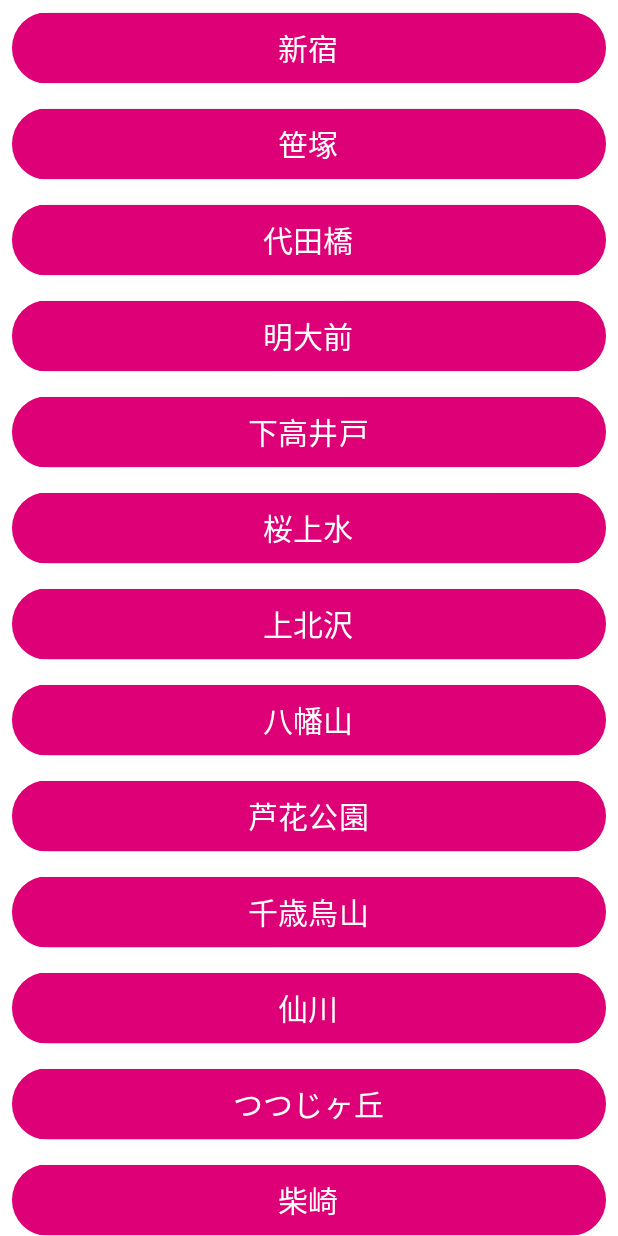
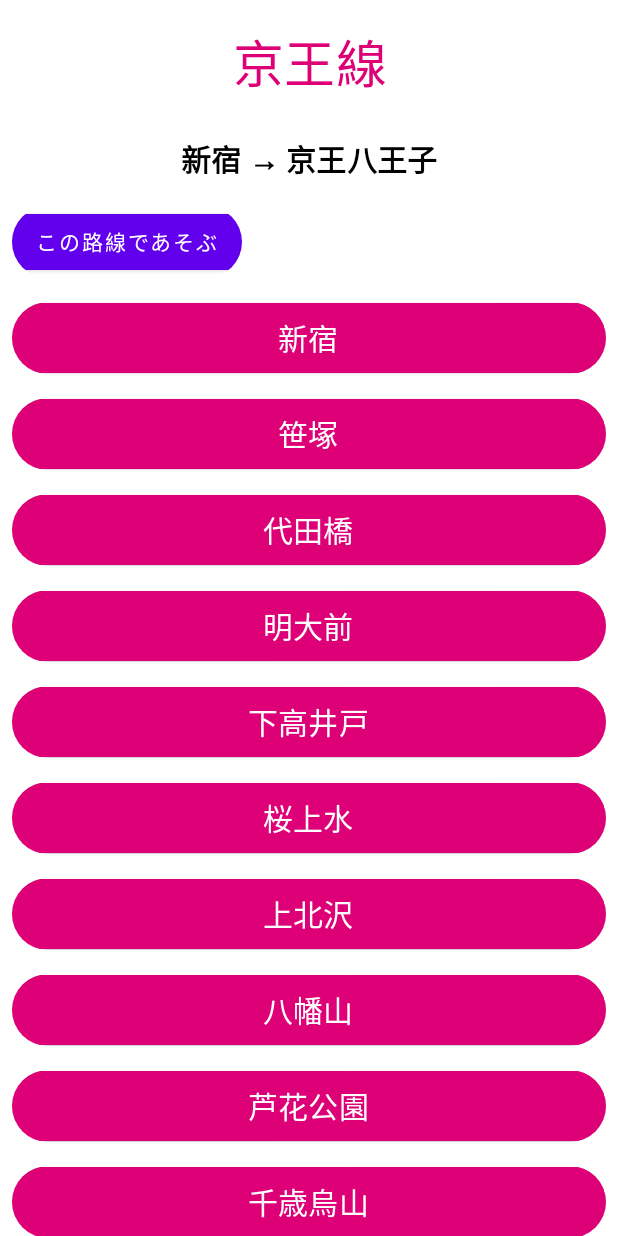
Before and after one commit to Prgckwb/StationQuiz, an Android app built with Jetpack Compose: the DisplayDictionaryScreen screen opened through its navigation route, after a tap on "京王線", on a phone screen of 412 x 824 dp. Run offline under Robolectric (Android 15) with nearby library versions, the phone set to English and light mode, and no system bars.

Commit message:
add: 路線検索

```diff
--- a/app/src/main/java/com/prgckwb/stationquiz/MainActivity.kt
+++ b/app/src/main/java/com/prgckwb/stationquiz/MainActivity.kt
@@ -1,14 +1,19 @@
 package com.prgckwb.stationquiz
 
 import android.os.Bundle
+import android.util.Log
 import androidx.activity.ComponentActivity
 import androidx.activity.compose.setContent
+import androidx.compose.animation.ExperimentalAnimationApi
 import androidx.compose.runtime.Composable
+import androidx.compose.ui.ExperimentalComposeUiApi
 import androidx.navigation.NavType
 import androidx.navigation.compose.NavHost
 import androidx.navigation.compose.composable
 import androidx.navigation.compose.rememberNavController
 import androidx.navigation.navArgument
+import com.prgckwb.stationquiz.game.GameModel
+import com.prgckwb.stationquiz.game.GameModel.Companion.findLine
 import com.prgckwb.stationquiz.screen.DisplayDictionaryScreen
 import com.prgckwb.stationquiz.screen.DisplaySelectGameScreen
 import com.prgckwb.stationquiz.screen.DisplayStationsScreen
@@ -16,8 +21,12 @@
 import com.prgckwb.stationquiz.string.ScreenManager
 
 class MainActivity : ComponentActivity() {
+    @ExperimentalComposeUiApi
+    @ExperimentalAnimationApi
     override fun onCreate(savedInstanceState: Bundle?) {
         super.onCreate(savedInstanceState)
+        Log.d("DEBUG", "MainActivity onCreate")
+
         setContent {
             NavigateManager()
         }
@@ -25,6 +34,8 @@
 }
 
 // Navigationの情報を書いていく
+@ExperimentalComposeUiApi
+@ExperimentalAnimationApi
 @Composable
 fun NavigateManager() {
     val navController = rememberNavController()
@@ -41,5 +52,16 @@
                 it.arguments?.getString("lineName")
             )
         }
+//        路線名を指定してゲームスタート
+//        遷移の際に、{}を余分に渡すとエラーになる
+        composable(
+            "${ScreenManager.SELECT_GAME_SCREEN}/{lineName}",
+            arguments = listOf(navArgument("lineName") { type = NavType.StringType })
+        ) {
+            DisplaySelectGameScreen(
+                navController = navController,
+                GameModel(findLine(it.arguments?.getString("lineName")))
+            )
+        }
     }
 }
--- a/app/src/main/java/com/prgckwb/stationquiz/composable/GameComposable.kt
+++ b/app/src/main/java/com/prgckwb/stationquiz/composable/GameComposable.kt
@@ -1,5 +1,6 @@
 package com.prgckwb.stationquiz.composable
 
+import android.util.Log
 import androidx.compose.animation.*
 import androidx.compose.foundation.layout.Column
 import androidx.compose.foundation.layout.Row
@@ -7,11 +8,9 @@
 import androidx.compose.foundation.layout.padding
 import androidx.compose.foundation.shape.CircleShape
 import androidx.compose.material.Button
-import androidx.compose.material.ButtonDefaults
 import androidx.compose.material.MaterialTheme
 import androidx.compose.material.Text
 import androidx.compose.runtime.Composable
-import androidx.compose.ui.Alignment
 import androidx.compose.ui.Modifier
 import androidx.compose.ui.draw.clip
 import androidx.compose.ui.graphics.Color
@@ -22,6 +21,7 @@
 import androidx.navigation.NavController
 import androidx.navigation.compose.rememberNavController
 import com.prgckwb.stationquiz.game.GameModel
+import com.prgckwb.stationquiz.game.Line
 import com.prgckwb.stationquiz.screen.DisplaySelectGameScreen
 import com.prgckwb.stationquiz.string.ScreenManager
 
@@ -69,19 +69,19 @@
 
 //　路線名と方向（上り方面か下り方面か）を表示
 @Composable
-fun ShowLineAndDirection(gameModel: GameModel) {
+fun ShowLineAndDirection(line: Line) {
     Column {
         Text(
-            text = gameModel.line.lineName,
+            text = line.lineName,
             style = MaterialTheme.typography.h4,
-            color = gameModel.line.lineColor,
+            color = line.lineColor,
             modifier = Modifier
                 .fillMaxWidth()
                 .padding(16.dp),
             textAlign = TextAlign.Center
         )
         Text(
-            text = gameModel.line.getLineDirectText(1),
+            text = line.getLineDirectText(1),
             modifier = Modifier
                 .fillMaxWidth()
                 .padding(8.dp),
@@ -121,15 +121,9 @@
 fun NavigationButton(
     navController: NavController,
     destination: String = ScreenManager.TITLE_SCREEN,
-    text: String = "戻る",
+    text: String = "タイトルへ",
 ) {
-
-    Button(
-        onClick = { navController.navigate(destination) },
-        modifier = Modifier
-            .padding(8.dp)
-            .clip(CircleShape),
-    ) {
+    MyButton(onClick = { navController.navigate(destination) }) {
         Text(
             text = text,
             textAlign = TextAlign.Center
@@ -139,28 +133,39 @@
 
 @Composable
 fun BottomButtons(navController: NavController, gameModel: GameModel) {
+    Log.d("DEBUG", "BottomButtons 呼び出し")
     Row(
-        verticalAlignment = Alignment.CenterVertically,
         modifier = Modifier.fillMaxWidth()
     ) {
         NavigationButton(navController, ScreenManager.TITLE_SCREEN, "タイトルへ")
         NavigationButton(navController, ScreenManager.SELECT_GAME_SCREEN, text = "路線を変える")
-        NavigationButton(navController, ScreenManager.DICTIONARY_STATIONS_SCREEN+"/${gameModel.line.lineName}", text = "学習する")
+        NavigationButton(
+            navController,
+            ScreenManager.DICTIONARY_STATIONS_SCREEN + "/${gameModel.line.lineName}",
+            text = "学習する"
+        )
     }
 }
 
 @Composable
-fun BackButton(navController: NavController){
+fun BackButton(navController: NavController) {
+    MyButton(onClick = { navController.popBackStack() }) {
+        Text(
+            text = "もどる",
+            textAlign = TextAlign.Center
+        )
+    }
+}
+
+@Composable
+fun MyButton(modifier: Modifier = Modifier, onClick: () -> Unit, content: @Composable () -> Unit) {
     Button(
-        onClick = { navController.popBackStack() },
+        onClick = onClick,
         modifier = Modifier
             .padding(8.dp)
             .clip(CircleShape),
     ) {
-        Text(
-            text = "もどる",
-            textAlign = TextAlign.Center
-        )
+        content()
     }
 }
 
--- a/app/src/main/java/com/prgckwb/stationquiz/game/GameModel.kt
+++ b/app/src/main/java/com/prgckwb/stationquiz/game/GameModel.kt
@@ -1,15 +1,39 @@
 package com.prgckwb.stationquiz.game
 
+import android.util.Log
 import kotlin.math.min
 import kotlin.random.Random
 
-class GameModel {
+class GameModel(val line: Line = allLinesList.random()) {
+    init {
+        Log.d("DEBUG", "GameModel 初期化")
+    }
     var score: Int = 0
     var questionNum: Int = 1
-    val line: Line = allLinesList.random()
     val totalStationsNum = line.stations.size
     var stationIndex = Random.nextInt(totalStationsNum)
     var currentStation: Station = line.stations[stationIndex]
+
+    companion object{
+        fun findLine(lineName: String?): Line {
+            for (line in allLinesList) {
+                if (line.lineName == lineName) return line
+            }
+            return allLinesList[0]
+        }
+
+        fun findLines(lineName: String?): List<Line>{
+            val list = mutableListOf<Line>()
+            return if (lineName == null){
+                list
+            }else{
+                for( line in allLinesList){
+                    if(line.lineName.contains(lineName)) list.add(line)
+                }
+                list
+            }
+        }
+    }
 
 
     //    スコアを引数で与えた数だけ変更
@@ -17,14 +41,7 @@
         this.score += point
     }
 
-    fun findLine(lineName: String): Line{
-        repeat(allLinesList.size){ index ->
-            if(allLinesList[index].lineName == lineName){
-                return allLinesList[index]
-            }
-        }
-        return allLinesList[0]
-    }
+
 
 
     //    新しい駅をランダムで取得する
--- a/app/src/main/java/com/prgckwb/stationquiz/game/ListOfLines.kt
+++ b/app/src/main/java/com/prgckwb/stationquiz/game/ListOfLines.kt
@@ -12,6 +12,7 @@
 //
 //          )
 //  ),
+
 
 val allLinesList = listOf(
     Line(
@@ -108,7 +109,7 @@
     ),
 
     Line(
-        lineName = "JR高崎線",
+        lineName = "JR 高崎線",
         lineColor = Color(0xFFf68b1e),
         stations = listOf(
             Station("上野"),
@@ -138,6 +139,181 @@
         )
     ),
 
+        Line(
+        lineName = "JR 南武線",
+        lineColor = Color(0xFFffd600),
+        stations = listOf(
+            Station("川崎"),
+            Station("尻手"),
+            Station("矢向"),
+            Station("鹿島田"),
+            Station("平間"),
+            Station("向河原"),
+            Station("武蔵小杉"),
+            Station("武蔵中原"),
+            Station("武蔵新城"),
+            Station("武蔵溝ノ口"),
+            Station("津田山"),
+            Station("久地"),
+            Station("宿河原"),
+            Station("登戸"),
+            Station("中野島"),
+            Station("稲田堤"),
+            Station("矢野口"),
+            Station("稲城長沼"),
+            Station("南多摩"),
+            Station("府中本町"),
+            Station("分倍河原"),
+            Station("西府"),
+            Station("谷保"),
+            Station("矢川"),
+            Station("西国立"),
+            Station("立川"),
+            Station("八丁畷"),
+            Station("川崎新町"),
+            Station("小田栄"),
+            Station("浜川崎"),
+        )
+    ),
+
+    Line(
+        lineName = "JR湘南新宿ライン",
+        lineColor = Color(0xFFe21f26),
+        stations = listOf(
+            Station("大宮"),
+            Station("浦和"),
+            Station("赤羽"),
+            Station("池袋"),
+            Station("新宿"),
+            Station("渋谷"),
+            Station("恵比寿"),
+            Station("大崎"),
+            Station("西大井"),
+            Station("武蔵小杉"),
+            Station("新川崎"),
+            Station("横浜"),
+            Station("保土ケ谷"),
+            Station("東戸塚"),
+            Station("戸塚"),
+            Station("大船"),
+        )
+    ),
+
+    Line(
+        lineName = "JR 埼京線",
+        lineColor = Color(0xFF00ac9a),
+        stations = listOf(
+            Station("大崎"),
+            Station("恵比寿"),
+            Station("渋谷"),
+            Station("新宿"),
+            Station("池袋"),
+            Station("板橋"),
+            Station("十条"),
+            Station("赤羽"),
+            Station("北赤羽"),
+            Station("浮間舟渡"),
+            Station("戸田公園"),
+            Station("戸田"),
+            Station("北戸田"),
+            Station("武蔵浦和"),
+            Station("中浦和"),
+            Station("南与野"),
+            Station("与野本町"),
+            Station("北与野"),
+            Station("大宮"),
+            Station("日進"),
+            Station("指扇"),
+            Station("南古谷"),
+            Station("川越"),
+        )
+    ),
+
+    Line(
+        lineName = "JR 山手線",
+        lineColor = Color(0xFF99cc00),
+        stations = listOf(
+            Station("大崎"),
+            Station("五反田"),
+            Station("目黒"),
+            Station("恵比寿"),
+            Station("渋谷"),
+            Station("原宿"),
+            Station("代々木"),
+            Station("新宿"),
+            Station("新大久保"),
+            Station("高田馬場"),
+            Station("目白"),
+            Station("池袋"),
+            Station("大塚"),
+            Station("巣鴨"),
+            Station("駒込"),
+            Station("田端"),
+            Station("西日暮里"),
+            Station("日暮里"),
+            Station("鶯谷"),
+            Station("上野"),
+            Station("御徒町"),
+            Station("秋葉原"),
+            Station("神田"),
+            Station("東京"),
+            Station("有楽町"),
+            Station("新橋"),
+            Station("浜松町"),
+            Station("田町"),
+            Station("高輪ゲートウェイ"),
+            Station("品川"),
+        )
+    ),
+
+
+//    秩父鉄道
+        Line(
+        lineName = "秩父鉄道 秩父本線",
+        lineColor = Color.Blue,
+        stations = listOf(
+            Station("羽生"),
+            Station("西羽生"),
+            Station("新郷"),
+            Station("武州荒木"),
+            Station("東行田"),
+            Station("行田市"),
+            Station("持田"),
+            Station("ソシオ流通センター"),
+            Station("熊谷"),
+            Station("上熊谷"),
+            Station("石原"),
+            Station("ひろせ野鳥の森"),
+            Station("大麻生"),
+            Station("明戸"),
+            Station("武川"),
+            Station("永田"),
+            Station("ふかや花園"),
+            Station("小前田"),
+            Station("桜沢"),
+            Station("寄居"),
+            Station("波久礼"),
+            Station("樋口"),
+            Station("野上"),
+            Station("長瀞"),
+            Station("上長瀞"),
+            Station("親鼻"),
+            Station("皆野"),
+            Station("和銅黒谷"),
+            Station("大野原"),
+            Station("秩父"),
+            Station("御花畑"),
+            Station("影森"),
+            Station("浦山口"),
+            Station("武州中川"),
+            Station("武州日野"),
+            Station("白久"),
+            Station("三峰口"),
+        )
+    ),
+
+
+//    東京メトロ
     Line(
         lineName = "東京メトロ銀座線",
         lineColor = Color(0xFFFF9500),
@@ -521,4 +697,12 @@
             Station("光が丘"),
         )
     ),
-)
+
+//    Line(
+//        lineName = "",
+//        lineColor = Color(0xFF),
+//        stations = listOf(
+//
+//        )
+//    ),
+).sortedBy { it.lineName }
--- a/app/src/main/java/com/prgckwb/stationquiz/screen/DictionaryScreen.kt
+++ b/app/src/main/java/com/prgckwb/stationquiz/screen/DictionaryScreen.kt
@@ -1,57 +1,108 @@
 package com.prgckwb.stationquiz.screen
 
+import android.util.Log
+import androidx.compose.foundation.layout.Column
 import androidx.compose.foundation.layout.fillMaxWidth
 import androidx.compose.foundation.layout.padding
 import androidx.compose.foundation.lazy.LazyColumn
 import androidx.compose.foundation.lazy.items
 import androidx.compose.foundation.shape.CircleShape
-import androidx.compose.material.Button
-import androidx.compose.material.ButtonDefaults
-import androidx.compose.material.MaterialTheme
-import androidx.compose.material.Text
-import androidx.compose.runtime.Composable
+import androidx.compose.foundation.text.KeyboardActions
+import androidx.compose.foundation.text.KeyboardOptions
+import androidx.compose.material.*
+import androidx.compose.runtime.*
+import androidx.compose.ui.ExperimentalComposeUiApi
 import androidx.compose.ui.Modifier
 import androidx.compose.ui.draw.clip
 import androidx.compose.ui.graphics.Color
+import androidx.compose.ui.platform.LocalSoftwareKeyboardController
+import androidx.compose.ui.text.input.ImeAction
+import androidx.compose.ui.text.style.TextAlign
 import androidx.compose.ui.tooling.preview.Preview
 import androidx.compose.ui.unit.dp
 import androidx.navigation.NavController
 import androidx.navigation.compose.rememberNavController
 import com.prgckwb.stationquiz.composable.BackButton
-import com.prgckwb.stationquiz.composable.NavigationButton
+import com.prgckwb.stationquiz.composable.MyButton
+import com.prgckwb.stationquiz.composable.ShowLineAndDirection
+import com.prgckwb.stationquiz.game.GameModel.Companion.findLine
+import com.prgckwb.stationquiz.game.GameModel.Companion.findLines
 import com.prgckwb.stationquiz.game.Line
-import com.prgckwb.stationquiz.game.allLinesList
 import com.prgckwb.stationquiz.string.ScreenManager
 
+@ExperimentalComposeUiApi
 @Composable
 fun DisplayDictionaryScreen(navController: NavController) {
-    LinesList(navController)
+    Log.d("DEBUG", "DisplayDictionaryScreen 呼び出し")
+
+    var text by remember { mutableStateOf("") }
+    val keyboardController = LocalSoftwareKeyboardController.current
+
+    Column {
+        OutlinedTextField(
+            value = text,
+            onValueChange = {
+                text = it
+            },
+            label = { Text(text = "路線検索") },
+            modifier = Modifier
+                .padding(16.dp)
+                .fillMaxWidth(),
+            maxLines = 1,
+            keyboardOptions = KeyboardOptions(imeAction = ImeAction.Done),
+            keyboardActions = KeyboardActions(onDone = {keyboardController?.hide()})
+        )
+        LinesList(navController, text)
+
+    }
+
 }
 
 @Composable
 fun DisplayStationsScreen(navController: NavController, lineName: String?) {
-    val line = findLine(allLinesList, lineName)
+    Log.d("DEBUG", "DisplayStationsScreen 呼び出し")
+
+    val line = findLine(lineName)
     StationsList(line = line, navController)
 }
 
-fun findLine(linesList: List<Line>, lineName: String?): Line {
-    for (line in linesList) {
-        if (line.lineName == lineName) return line
-    }
-    return allLinesList[0]
+@Composable
+fun DictionaryTitle() {
+    Text(
+        text = "駅リスト",
+        style = MaterialTheme.typography.h2,
+        modifier = Modifier.fillMaxWidth(),
+        textAlign = TextAlign.Center
+    )
 }
 
 @Composable
-fun LinesList(navController: NavController) {
+fun SearchLine(navController: NavController) {
+
+}
+
+
+@Composable
+fun LinesList(navController: NavController, text: String?) {
+    var lineList = findLines(text)
+
     LazyColumn {
-        items(allLinesList) { line ->
+        item { DictionaryTitle() }
+
+        item {
+
+        }
+        items(lineList) { line ->
             Button(
                 onClick = { navController.navigate("${ScreenManager.DICTIONARY_STATIONS_SCREEN}/" + line.lineName) },
                 modifier = Modifier
                     .fillMaxWidth()
                     .padding(8.dp)
                     .clip(CircleShape),
-                colors = ButtonDefaults.buttonColors(backgroundColor = line.lineColor, contentColor = Color.White)
+                colors = ButtonDefaults.buttonColors(
+                    backgroundColor = line.lineColor,
+                    contentColor = Color.White
+                )
             ) {
                 Text(text = line.lineName, style = MaterialTheme.typography.h5)
             }
@@ -64,6 +115,21 @@
 @Composable
 fun StationsList(line: Line, navController: NavController) {
     LazyColumn {
+        item {
+            ShowLineAndDirection(line = line)
+        }
+
+        item {
+            MyButton(
+                onClick = {
+                    val destination = "${ScreenManager.SELECT_GAME_SCREEN}/${line.lineName}"
+                    navController.navigate(destination)
+                }
+            ) {
+                Text(text = "この路線であそぶ")
+            }
+        }
+
         items(line.stations) { station ->
             Button(
                 onClick = { /*TODO*/ },
@@ -71,7 +137,10 @@
                     .fillMaxWidth()
                     .padding(8.dp)
                     .clip(CircleShape),
-                colors = ButtonDefaults.buttonColors(backgroundColor = line.lineColor, contentColor = Color.White)
+                colors = ButtonDefaults.buttonColors(
+                    backgroundColor = line.lineColor,
+                    contentColor = Color.White
+                ),
             ) {
                 Text(text = station.name, style = MaterialTheme.typography.h6)
             }
@@ -81,9 +150,17 @@
     }
 }
 
+@ExperimentalComposeUiApi
 @Preview(showBackground = true)
 @Composable
 fun PreviewDictionary() {
     val navController = rememberNavController()
     DisplayDictionaryScreen(navController = navController)
 }
+
+@Preview(showBackground = true)
+@Composable
+fun PreviewStations() {
+    val navController = rememberNavController()
+    DisplayStationsScreen(navController = navController, lineName = "京王線")
+}
--- a/app/src/main/java/com/prgckwb/stationquiz/screen/FirstScreen.kt
+++ b/app/src/main/java/com/prgckwb/stationquiz/screen/FirstScreen.kt
@@ -1,5 +1,6 @@
 package com.prgckwb.stationquiz.screen
 
+import android.util.Log
 import androidx.compose.foundation.Image
 import androidx.compose.foundation.layout.*
 import androidx.compose.foundation.shape.CircleShape
@@ -13,7 +14,6 @@
 import androidx.compose.ui.res.painterResource
 import androidx.compose.ui.text.font.FontWeight
 import androidx.compose.ui.text.style.TextAlign
-import androidx.compose.ui.text.style.TextDecoration
 import androidx.compose.ui.tooling.preview.Preview
 import androidx.compose.ui.unit.dp
 import androidx.navigation.NavController
@@ -24,6 +24,8 @@
 // タイトル画面の組み立てコンポーザブル
 @Composable
 fun DisplayTitleScreen(navController: NavController) {
+    Log.d("DEBUG", "DisplayTitleScreen 呼び出し")
+
     var a by remember { mutableStateOf(0.1f) }
 
     Column {
--- a/app/src/main/java/com/prgckwb/stationquiz/screen/SelectGameScreen.kt
+++ b/app/src/main/java/com/prgckwb/stationquiz/screen/SelectGameScreen.kt
@@ -1,5 +1,6 @@
 package com.prgckwb.stationquiz.screen
 
+import android.util.Log
 import androidx.compose.animation.ExperimentalAnimationApi
 import androidx.compose.foundation.layout.Column
 import androidx.compose.foundation.layout.Spacer
@@ -23,8 +24,11 @@
 // 画面にSelectGameScreenを表示するコンポーザブル
 @ExperimentalAnimationApi
 @Composable
-fun DisplaySelectGameScreen(navController: NavController) {
-    val gameModel = GameModel()
+fun DisplaySelectGameScreen(
+    navController: NavController,
+    gameModel: GameModel = GameModel()
+) {
+    Log.d("DEBUG", "DisplaySelectGameScreen 呼び出し")
 
     StationQuizTheme {
         Surface(color = MaterialTheme.colors.background) {
@@ -96,7 +100,7 @@
 //       問題Noとスコアの表示
         PrintScore(score, questionNum, wasCorrect)
         Spacer(modifier = Modifier.padding(16.dp))
-        ShowLineAndDirection(gameModel = gameModel)
+        ShowLineAndDirection(line = gameModel.line)
         Spacer(modifier = Modifier.padding(16.dp))
 //        駅名表示
         StationName(gameModel)
```
